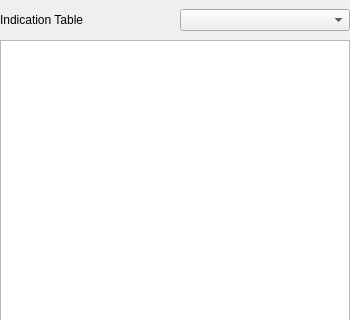
Above: phascan_view/ui/indicationtablewidget.ui from qinxingying/hello-word before the change; both pictures show x 0 to 350 and y 0 to 320 of the 350 by 756 pixel window. Below: the same form after it.
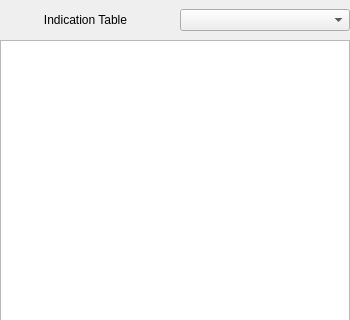
That is the form after the change.

What changed in the file:
```diff
--- a/phascan_view/ui/indicationtablewidget.ui
+++ b/phascan_view/ui/indicationtablewidget.ui
@@ -36,6 +36,9 @@
        <property name="text">
         <string>Indication Table</string>
        </property>
+       <property name="alignment">
+        <set>Qt::AlignCenter</set>
+       </property>
       </widget>
      </item>
      <item>
```
